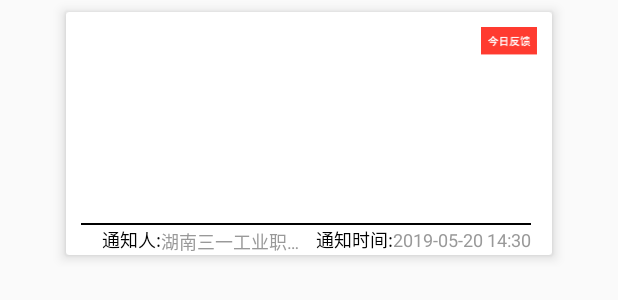
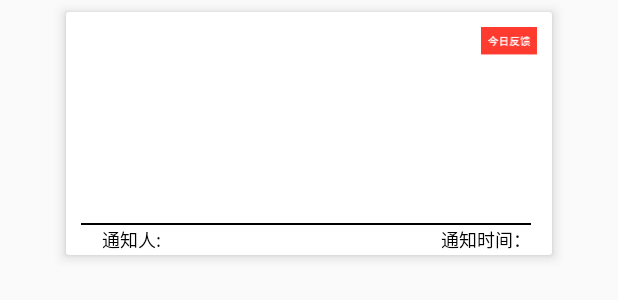
Before and after one commit to zengmlgithub/SanyStuFeedback, an Android app: the layout item_notice.xml on its own in the app's theme, with its tools: preview values and no code run, on a phone screen of 412 x 824 dp. Shown: the top 300 px of the screen. Run offline under Robolectric (Android 15) with nearby library versions, the light colour scheme and no system bars.

Commit message:
时间格式修改

```diff
--- a/app/src/main/java/com/sanyedu/stufeedback/adapter/NoticeAdapter.java
+++ b/app/src/main/java/com/sanyedu/stufeedback/adapter/NoticeAdapter.java
@@ -10,6 +10,7 @@ import android.widget.ImageView;
 import android.widget.TextView;
 
 
+import com.sanyedu.sanylib.utils.SanyDataUtils;
 import com.sanyedu.stufeedback.R;
 import com.sanyedu.stufeedback.model.NoticeModel;
 
@@ -48,7 +49,8 @@ public class NoticeAdapter extends RecyclerView.Adapter<NoticeAdapter.MyViewHold
 //        SanyLogs.i("onBindViewHolder:" + noticeBean.toString());
         if(noticeBean != null){
             holder.titleTv.setText(noticeBean.getTitle());
-            holder.dateTv.setText(noticeBean.getCreatetime());
+            String formatted = SanyDataUtils.getFormatStr(noticeBean.getCreatetime());
+            holder.dateTv.setText(formatted);
             holder.contentTv.setText(noticeBean.getContent());
             holder.personTv.setText(noticeBean.getPubName());
             final String id = noticeBean.getId();
--- a/app/src/main/res/layout/item_notice.xml
+++ b/app/src/main/res/layout/item_notice.xml
@@ -79,16 +79,14 @@
 
                 <TextView
                     android:id="@+id/person_tv"
+                    style="@style/content_size_style"
                     android:layout_width="wrap_content"
                     android:layout_height="wrap_content"
+                    android:layout_centerVertical="true"
+                    android:layout_marginRight="5dp"
                     android:layout_marginBottom="4dp"
-                        android:layout_toRightOf="@id/msg_tv"
-                        style="@style/content_size_style"
-                        android:layout_centerVertical="true"
-                        android:text="湖南三一工业职业技术学院"
                     android:layout_toLeftOf="@+id/msg_date_tv"
-                        android:layout_marginRight="5dp"
-                />
+                    android:layout_toRightOf="@id/msg_tv" />
 
                 <TextView
                         android:id="@+id/msg_date_tv"
@@ -96,20 +94,18 @@
                         android:layout_height="wrap_content"
                         android:layout_centerVertical="true"
                         android:layout_toLeftOf="@+id/date_tv"
-                        android:text="通知时间:"
+                        android:text="@string/notice_time"
                         style="@style/notice_title_size_style"
                 />
 
                 <TextView
                     android:id="@+id/date_tv"
+                    style="@style/content_size_style"
                     android:layout_width="wrap_content"
                     android:layout_height="wrap_content"
                     android:layout_alignParentRight="true"
                     android:layout_centerVertical="true"
-                        android:paddingRight="4dp"
-                        style="@style/content_size_style"
-                        android:text="2019-05-20 14:30"
-                />
+                    android:paddingRight="4dp" />
             </RelativeLayout>
         </RelativeLayout>
     </android.support.v7.widget.CardView>
--- a/app/src/main/res/values/strings.xml
+++ b/app/src/main/res/values/strings.xml
@@ -14,4 +14,5 @@
     <string name="empty_tv">当前页没有任何数据</string>
 
     <string name="important_notice_title">重要通知</string>
+    <string name="notice_time">通知时间：</string>
 </resources>
```
Lines whose indentation alone changed are shown as unchanged.
